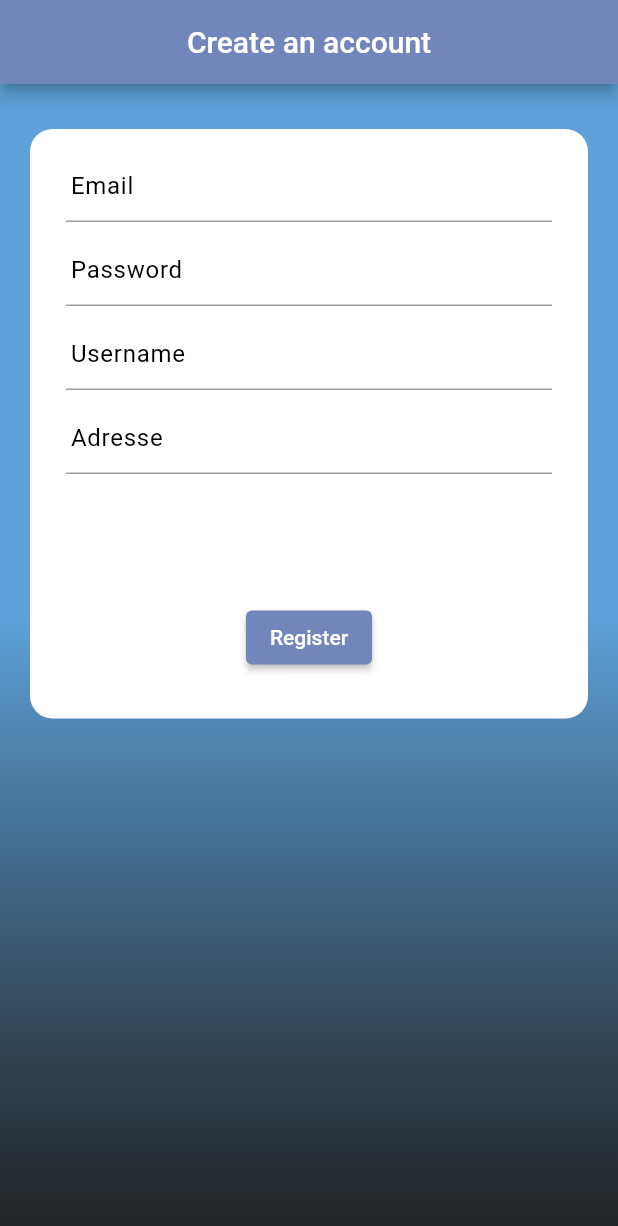
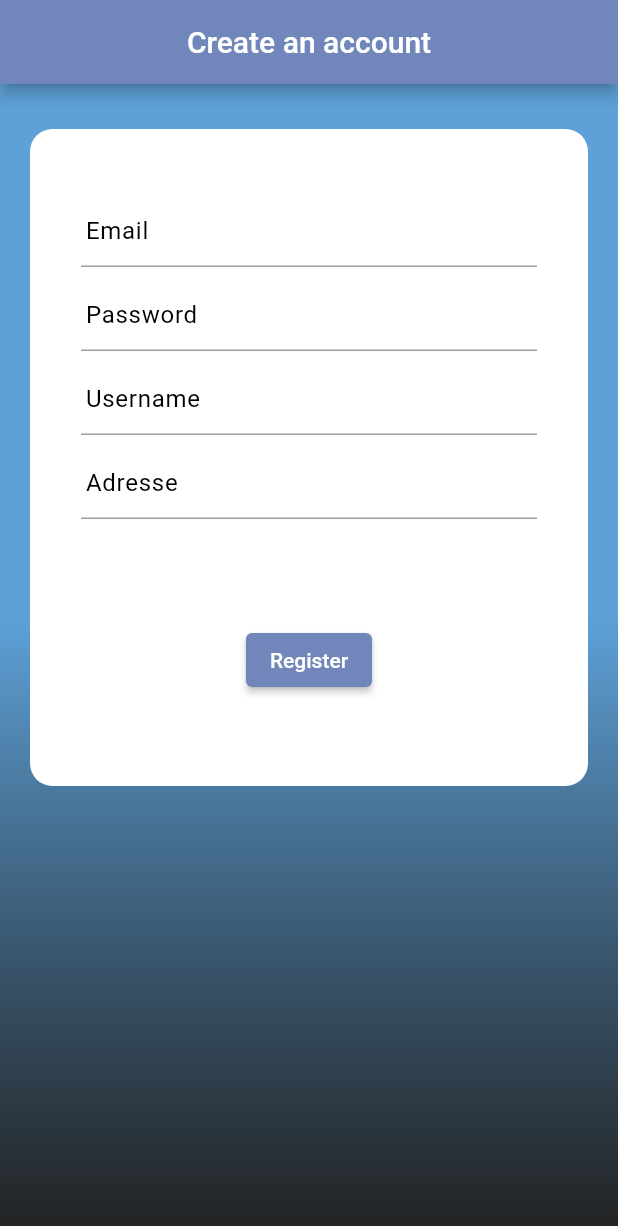
Before and after one commit to OTI-OWOM/FullStack-WebProjetC2WK, a Flutter app: the RegisterPage screen opened by its route, on a phone screen of 412 x 824 dp. Shown: the top 1226 px of the screen. Run offline on Flutter 3.47's test engine with Material 2 defaults, Android fonts, the phone set to English and light mode, and no system bars; our stand-ins replace go_router, shared_preferences; accounts and stored records are empty; network calls fail.

Commit message:
fix - Fixed the routing. Added some deco Fixed a couple of bugs

```diff
--- a/Flutter/lib/pages/Product/product_page.dart
+++ b/Flutter/lib/pages/Product/product_page.dart
@@ -100,8 +100,8 @@ class _ProductPageState extends State<ProductPage> {
           centerTitle: true,
           actions: [
             IconButton(
-                onPressed: () => GoRouter.of(context).goNamed('modifyproduct',
-                    params: {'id': product!.id, 'url': 'product'}),
+                onPressed: () => GoRouter.of(context).pushNamed('modifyproduct',
+                    params: {'id': product!.id}),
                 icon: const Icon(Icons.edit))
           ],
         ),
--- a/Flutter/lib/pages/User/register_page.dart
+++ b/Flutter/lib/pages/User/register_page.dart
@@ -1,4 +1,5 @@
 import 'package:flutter/material.dart';
+import 'package:go_router/go_router.dart';
 import 'package:projet_c2w/models/authentication_model.dart';
 import 'package:projet_c2w/models/user_model.dart';
 
@@ -53,7 +54,7 @@ class _RegisterPageState extends State<RegisterPage> {
       (value) => setState(() {
         if (message == 'User created !') {
           setToken(posts: tokenNewUser);
-          isLoggedIn = true;
+          GoRouter.of(context).go('/Home');
         }
         isLoading = true;
       }),
@@ -86,12 +87,16 @@ class _RegisterPageState extends State<RegisterPage> {
                 padding:
                     const EdgeInsets.symmetric(horizontal: 20.0, vertical: 30),
                 child: Container(
-                  padding: const EdgeInsets.symmetric(horizontal: 20, vertical: 10),
+                  padding:
+                      const EdgeInsets.symmetric(horizontal: 20, vertical: 10),
                   decoration: const BoxDecoration(
                       color: Colors.white,
                       borderRadius: BorderRadius.all(Radius.circular(15))),
                   child: Form(
                     key: _formKey,
+                    child: Padding(
+                      padding: const EdgeInsets.symmetric(
+                          horizontal: 10.0, vertical: 30),
                       child: Column(
                         crossAxisAlignment: CrossAxisAlignment.center,
                         children: <Widget>[
@@ -100,7 +105,7 @@ class _RegisterPageState extends State<RegisterPage> {
                             'Email',
                             'Enter your email',
                             'Please enter an email',
-                          inputType: TextInputType.emailAddress
+                            inputType: TextInputType.emailAddress,
                           ),
                           formGeneralPassword(
                             password,
@@ -119,21 +124,23 @@ class _RegisterPageState extends State<RegisterPage> {
                             'Enter your adresse',
                             'Please enter an adresse',
                           ),
-                        Container(
-                          margin: const EdgeInsets.only(top: 15),
+                          Padding(
+                            padding: const EdgeInsets.only(top: 25),
                             child: Text(
                               style: TextStyle(
-                              color: isLoggedIn ? Colors.black : Colors.black,
+                                color: isLoggedIn
+                                    ? Colors.black
+                                    : Colors.redAccent,
                               ),
-                            isLoggedIn ? 'You are signed up' : message!,
+                              isLoggedIn ? '' : message!,
                             ),
                           ),
                           Padding(
-                          padding: const EdgeInsets.only(top: 50, bottom: 20),
+                            padding: const EdgeInsets.only(top: 25, bottom: 20),
                             child: Visibility(
                               visible: isLoading,
-                            replacement:
-                                const Center(child: CircularProgressIndicator()),
+                              replacement: const Center(
+                                  child: CircularProgressIndicator()),
                               child: ElevatedButton(
                                 onPressed: () {
                                   if (_formKey.currentState!.validate()) {
@@ -158,6 +165,7 @@ class _RegisterPageState extends State<RegisterPage> {
                     ),
                   ),
                 ),
+              ),
             ],
           ),
         ),
--- a/Flutter/lib/routes/routes.dart
+++ b/Flutter/lib/routes/routes.dart
@@ -33,13 +33,14 @@ final GoRouter router = GoRouter(
       routes: <RouteBase>[
         GoRoute(
           path: '/Home',
-          pageBuilder: (context, state) =>
-              const NoTransitionPage(child: HomePage()),
+          pageBuilder: (context, state) => const NoTransitionPage(
+            child: HomePage(),
+          ),
         ),
         GoRoute(
           path: '/Profile',
           pageBuilder: (context, state) =>
-              const NoTransitionPage(child: MePage()),
+              NoTransitionPage(child: const MePage(), key: UniqueKey()),
           redirect: (context, state) async {
             if (await isLoggedIn()) {
               return '/Login';
@@ -50,14 +51,14 @@ final GoRouter router = GoRouter(
         GoRoute(
             path: '/Users',
             pageBuilder: (context, state) =>
-                const NoTransitionPage(child: UsersPage()),
+                NoTransitionPage(child: const UsersPage(), key: UniqueKey()),
             routes: [
               GoRoute(
                 path: 'User/:id',
                 parentNavigatorKey: _rootNavigatorKey,
                 name: 'user',
-                pageBuilder: (context, state) =>
-                    NoTransitionPage(child: UserPage(id: state.params['id'])),
+                pageBuilder: (context, state) => NoTransitionPage(
+                    child: UserPage(id: state.params['id']), key: UniqueKey()),
                 redirect: (context, state) async {
                   if (await isLoggedIn()) {
                     return '/Login';
@@ -76,7 +77,8 @@ final GoRouter router = GoRouter(
                 parentNavigatorKey: _rootNavigatorKey,
                 name: 'product',
                 pageBuilder: (context, state) => NoTransitionPage(
-                    child: ProductPage(id: state.params['id'])),
+                    child: ProductPage(id: state.params['id']),
+                    key: UniqueKey()),
                 redirect: (context, state) async {
                   if (await isLoggedIn()) {
                     return '/Login';
@@ -91,7 +93,7 @@ final GoRouter router = GoRouter(
       path: '/Login',
       parentNavigatorKey: _rootNavigatorKey,
       pageBuilder: (context, state) =>
-          const NoTransitionPage(child: LoginPage()),
+          NoTransitionPage(child: const LoginPage(), key: UniqueKey()),
     ),
     GoRoute(
       path: '/Error',
@@ -115,8 +117,10 @@ final GoRouter router = GoRouter(
     GoRoute(
       path: '/CreateProduct/:id',
       parentNavigatorKey: _rootNavigatorKey,
-      pageBuilder: (context, state) =>
-          NoTransitionPage(child: CreateProduct(userId: state.params['id'],)),
+      pageBuilder: (context, state) => NoTransitionPage(
+          child: CreateProduct(
+        userId: state.params['id'],
+      )),
       redirect: (context, state) async {
         if (await isLoggedIn()) {
           return '/Login';
@@ -125,23 +129,27 @@ final GoRouter router = GoRouter(
       },
     ),
     GoRoute(
-      path: '/modify/:id/:url',
+      path: '/CreateProduct',
+      parentNavigatorKey: _rootNavigatorKey,
+      pageBuilder: (context, state) =>
+          const NoTransitionPage(child: LoginPage()),
+    ),
+    GoRoute(
+      path: '/modify/:id',
       name: 'modify',
       parentNavigatorKey: _rootNavigatorKey,
       pageBuilder: (context, state) => NoTransitionPage(
           child: ModifyUserPage(
         id: state.params['id'],
-        urlBack: state.params['url'],
       )),
     ),
     GoRoute(
-      path: '/modifyproduct/:id/:url',
+      path: '/modifyproduct/:id',
       name: 'modifyproduct',
       parentNavigatorKey: _rootNavigatorKey,
       pageBuilder: (context, state) => NoTransitionPage(
           child: ModifyProductPage(
         id: state.params['id'],
-        urlBack: state.params['url'],
       )),
     ),
   ],
--- a/Flutter/lib/shared/partials/user.dart
+++ b/Flutter/lib/shared/partials/user.dart
@@ -34,8 +34,9 @@ Card userCardDefault(List<UserModel>? posts, int index, BuildContext context) {
       contentPadding:
           const EdgeInsets.symmetric(horizontal: 20.0, vertical: 10.0),
       horizontalTitleGap: 10,
-      onTap: () =>
-          GoRouter.of(context).goNamed('user', params: {'id': posts[index].id}),
+      onTap: () => {
+          GoRouter.of(context).pushNamed('user', params: {'id': posts[index].id}),
+      },
       trailing: const Icon(Icons.keyboard_arrow_right),
     ),
   );
```
Also changed, not shown: Flutter/lib/pages/Product/create_product_page.dart (+18 -3 lines), Flutter/lib/pages/Product/product_modify_page.dart (+6 -30 lines), Flutter/lib/pages/User/login_page.dart (+9 -5 lines), Flutter/lib/pages/User/me_page.dart (+16 -12 lines), Flutter/lib/pages/User/modify_user_page.dart (+6 -27 lines). Lines whose indentation alone changed are shown as unchanged.
